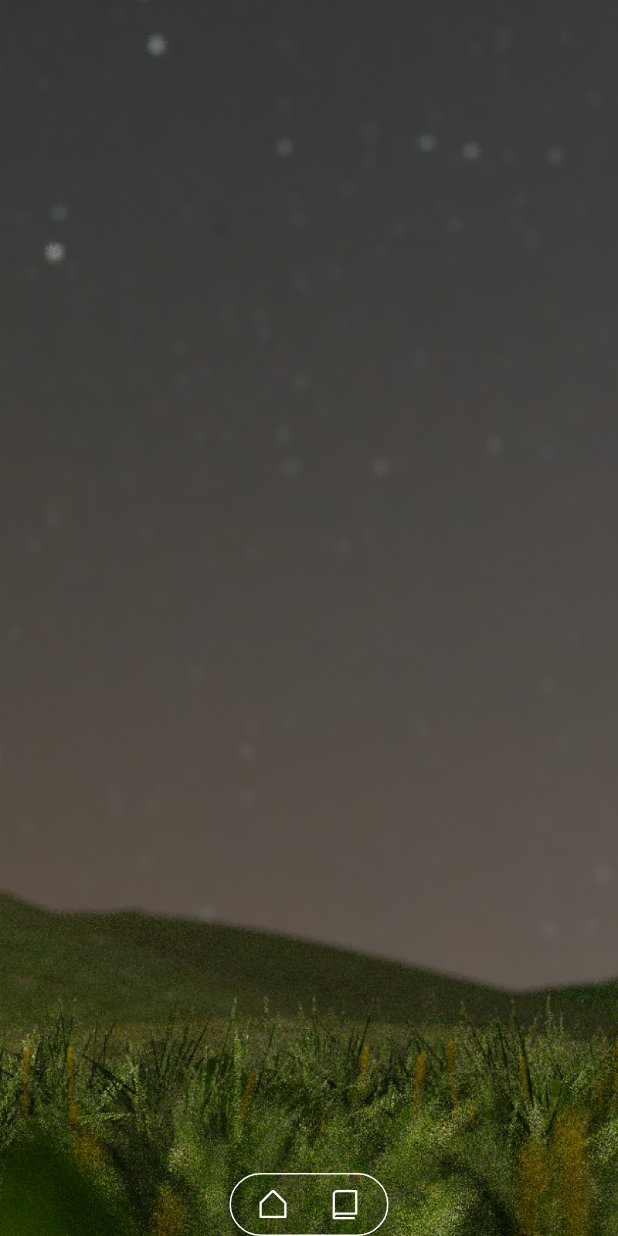
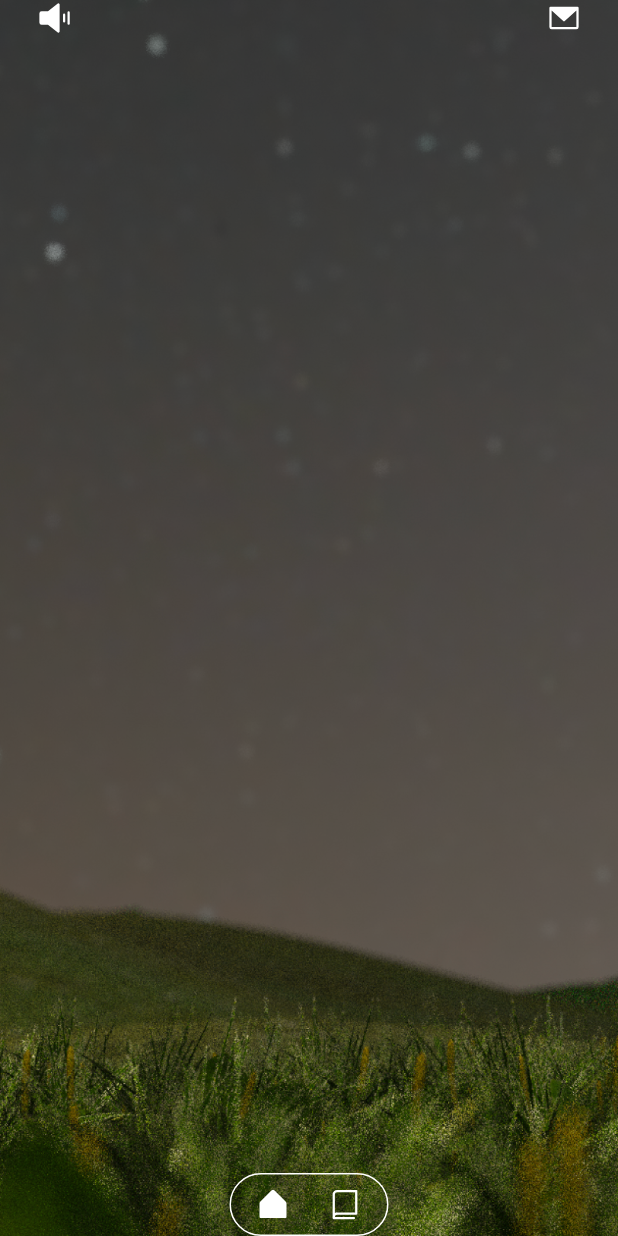
Before and after one commit to Nein-to-Sick/bandi_official, a Flutter app: the screen it shows after launch, on a phone screen of 412 x 824 dp. Run offline on Flutter 3.47's test engine with Material 3 defaults, Android fonts, the phone set to English and light mode, and no system bars; our stand-ins replace firebase_core, flutter_dotenv, phosphor_flutter; accounts and stored records are empty.

Commit message:
[Feat] navigation bar controller 달기

```diff
--- /dev/null
+++ b/lib/components/noreuse/homeTopBar.dart
@@ -0,0 +1,18 @@
+import 'package:flutter/material.dart';
+import 'package:phosphor_flutter/phosphor_flutter.dart';
+
+Widget homeTopBar() {
+  return Padding(
+    padding: const EdgeInsets.symmetric(horizontal: 24.0),
+    child: Row(
+        mainAxisAlignment: MainAxisAlignment.spaceBetween,
+        children: [
+          PhosphorIcon(PhosphorIcons.speakerSimpleHigh(
+              PhosphorIconsStyle.fill),
+            color: Colors.white,),
+          PhosphorIcon(PhosphorIcons.envelopeSimple(
+              PhosphorIconsStyle.fill),
+            color: Colors.white,)
+        ]),
+  );
+}
--- a/lib/components/noreuse/navigationbar.dart
+++ b/lib/components/noreuse/navigationbar.dart
@@ -1,27 +1,48 @@
 import 'package:flutter/material.dart';
 import 'package:phosphor_flutter/phosphor_flutter.dart';
+import 'package:provider/provider.dart';
 
-Widget navigationBar() {
-  return Container(
+import '../../controller/navigationToggleProvider.dart';
+
+Widget navigationBar(BuildContext context) {
+  final navigationToggleProvider = Provider.of<NavigationToggleProvider>(context);
+
+  return Center(
+    child: Container(
       decoration: BoxDecoration(
         border: Border.all(width: 1, color: Colors.white),
-        borderRadius: BorderRadius.circular(30)
+        borderRadius: BorderRadius.circular(30),
       ),
       child: Padding(
         padding: const EdgeInsets.symmetric(vertical: 8, horizontal: 16),
         child: Row(
           mainAxisSize: MainAxisSize.min,
           children: [
-          PhosphorIcon(
-            PhosphorIcons.houseSimple(),
+            GestureDetector(
+              onTap: () {
+                navigationToggleProvider.selectIndex(0);
+              },
+              child: PhosphorIcon(
+                navigationToggleProvider.selectedIndex == 0
+                    ? PhosphorIcons.houseSimple(PhosphorIconsStyle.fill)
+                    : PhosphorIcons.houseSimple(PhosphorIconsStyle.regular),
                 color: Colors.white,
               ),
-          const SizedBox(width: 24,),
-          PhosphorIcon(
-            PhosphorIcons.book(),
+            ),
+            const SizedBox(width: 24),
+            GestureDetector(
+              onTap: () {
+                navigationToggleProvider.selectIndex(1);
+              },
+              child: PhosphorIcon(
+                navigationToggleProvider.selectedIndex == 1
+                    ? PhosphorIcons.book(PhosphorIconsStyle.fill)
+                    : PhosphorIcons.book(PhosphorIconsStyle.regular),
                 color: Colors.white,
-          )
+              ),
+            ),
           ],
+        ),
       ),
     ),
   );
--- /dev/null
+++ b/lib/controller/navigationToggleProvider.dart
@@ -0,0 +1,14 @@
+import 'package:flutter/material.dart';
+
+class NavigationToggleProvider with ChangeNotifier {
+  // _selectedIndex == 0 : home
+  // _selectedIndex == 1 : book
+  int _selectedIndex = 0;
+
+  int get selectedIndex => _selectedIndex;
+
+  void selectIndex(int index) {
+    _selectedIndex = index;
+    notifyListeners();
+  }
+}
--- a/lib/main.dart
+++ b/lib/main.dart
@@ -1,9 +1,11 @@
 import 'package:bandi_official/theme/custom_theme_data.dart';
 import 'package:bandi_official/theme/custom_theme_mode.dart';
-import 'package:bandi_official/view/homePage.dart';
+import 'package:bandi_official/view/navigation.dart';
 import 'package:firebase_core/firebase_core.dart';
 import 'package:flutter/services.dart';
 import 'package:flutter_dotenv/flutter_dotenv.dart';
+import 'package:provider/provider.dart';
+import 'controller/navigationToggleProvider.dart';
 import 'firebase_options.dart';
 import 'package:flutter/material.dart';
 
@@ -33,7 +35,9 @@ class MainApp extends StatelessWidget {
           darkTheme: CustomThemeData.dark,
           theme: CustomThemeData.light,
           themeMode: CustomThemeMode.themeMode.value,
-          home: const HomePage(),
+          home: ChangeNotifierProvider(
+              create: (context) => NavigationToggleProvider(),
+              child: const Navigation()),
         );
       },
     );
--- a/lib/view/homePage.dart
+++ b/lib/view/homePage.dart
@@ -1,30 +1,15 @@
 import 'package:flutter/material.dart';
-import '../components/noreuse/navigationbar.dart';
+
+import '../components/noreuse/homeTopBar.dart';
 
 class HomePage extends StatelessWidget {
-  const HomePage({super.key});
+  const HomePage({Key? key}) : super(key: key);
 
   @override
   Widget build(BuildContext context) {
-    return Container(
-      decoration: const BoxDecoration(
-        image: DecorationImage(
-          fit: BoxFit.cover,
-          image: AssetImage('assets/images/backgrounds/background.png'), // 배경 이미지
-        ),
-      ),
-      child: SafeArea(
-        child: Scaffold(
-          backgroundColor: Colors.transparent,
-          body: Column(
-            mainAxisAlignment: MainAxisAlignment.spaceBetween,
-            children: [
-              Container(),
-              navigationBar()
-            ],
-          )
-        ),
-      ),
+    return Scaffold(
+      backgroundColor: Colors.transparent,
+      body: homeTopBar(),
     );
   }
 }
--- /dev/null
+++ b/lib/view/listPage.dart
@@ -0,0 +1,13 @@
+import 'package:flutter/material.dart';
+
+class ListPage extends StatelessWidget {
+  const ListPage({super.key});
+
+  @override
+  Widget build(BuildContext context) {
+    return const Scaffold(
+        backgroundColor: Colors.transparent,
+        body: Center(child: Text("1")),
+    );
+  }
+}
--- /dev/null
+++ b/lib/view/navigation.dart
@@ -0,0 +1,39 @@
+import 'package:bandi_official/view/homePage.dart';
+import 'package:bandi_official/view/listPage.dart';
+import 'package:flutter/material.dart';
+import 'package:provider/provider.dart';
+import '../components/noreuse/navigationbar.dart';
+import '../controller/navigationToggleProvider.dart';
+
+class Navigation extends StatelessWidget {
+  const Navigation({super.key});
+
+  @override
+  Widget build(BuildContext context) {
+    final navigationToggleProvider =
+        Provider.of<NavigationToggleProvider>(context);
+
+    return Container(
+      decoration: const BoxDecoration(
+        image: DecorationImage(
+          fit: BoxFit.cover,
+          image:
+              AssetImage('assets/images/backgrounds/background.png'), // 배경 이미지
+        ),
+      ),
+      child: SafeArea(
+        child: Scaffold(
+            backgroundColor: Colors.transparent,
+            body: Stack(children: [
+              navigationToggleProvider.selectedIndex == 0
+                  ? const HomePage()
+                  : const ListPage(),
+              Column(
+                mainAxisAlignment: MainAxisAlignment.end,
+                children: [navigationBar(context)],
+              ),
+            ])),
+      ),
+    );
+  }
+}
```
Also changed, not shown: 1 other file. Lines whose indentation alone changed are shown as unchanged.
